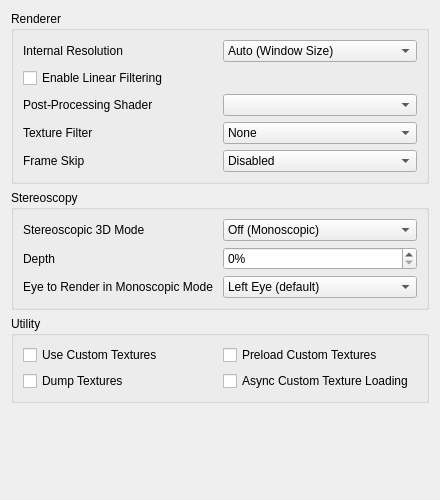
Old version of the form src/citra_qt/configuration/configure_enhancements.ui in the repository yeager/Borked3DS.
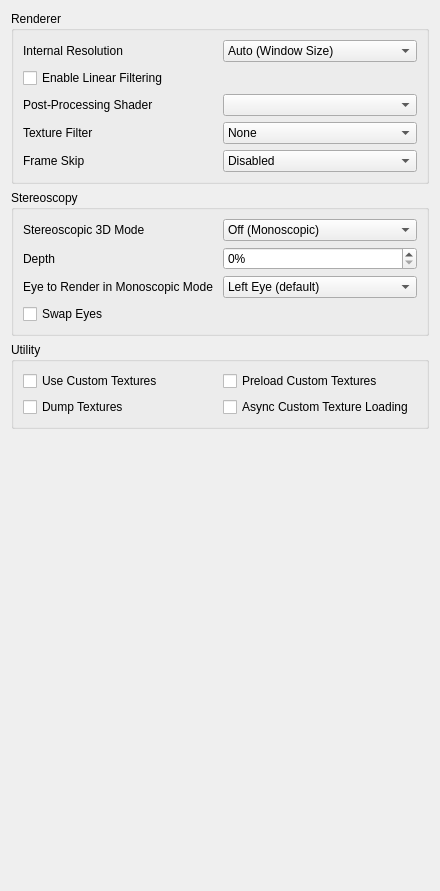
New version of the form.

Commit message: Add Side By Side Full Stereo and Swap Eyes settings

Diff of the .ui file:
```diff
--- a/src/citra_qt/configuration/configure_enhancements.ui
+++ b/src/citra_qt/configuration/configure_enhancements.ui
@@ -7,7 +7,7 @@
     <x>0</x>
     <y>0</y>
     <width>440</width>
-    <height>500</height>
+    <height>891</height>
    </rect>
   </property>
   <property name="minimumSize">
@@ -420,6 +420,13 @@
         </item>
        </layout>
       </item>
+      <item>
+       <widget class="QCheckBox" name="swap_eyes_3d">
+        <property name="text">
+         <string>Swap Eyes</string>
+        </property>
+       </widget>
+      </item>
      </layout>
     </widget>
    </item>
```
Left out of the diff: 2 changed lines with no effect on the pictures. The commit also changes 15 other files.
